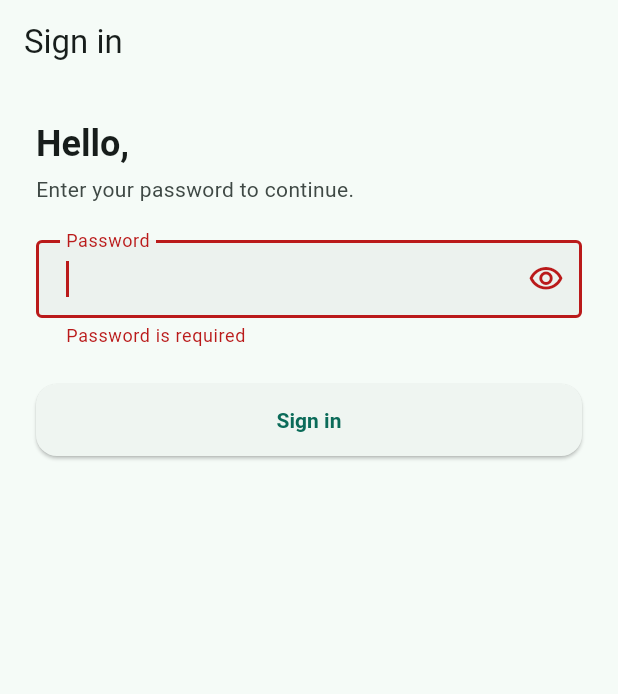
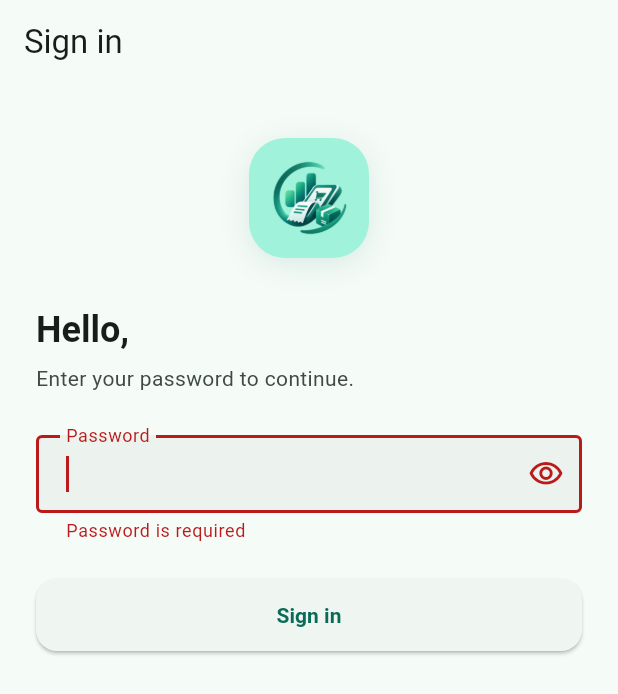
Before and after one commit to matias2032/mini-gestor-offline, a Flutter app: the LoginScreen screen opened by its route, after a tap on "Sign in", on a phone screen of 412 x 824 dp. Shown: the top 694 px of the screen. Run offline on Flutter 3.47's test engine with Material 3 defaults, Android fonts, the phone set to English and light mode, and no system bars; our stand-ins replace shared_preferences, sqflite, sqflite_common_ffi, sqflite_common_ffi_web; missing offline and left inert: bcrypt; accounts and stored records are empty.

Commit message:
frontend actualizado3

```diff
--- a/lib/screens/user/login_screen.dart
+++ b/lib/screens/user/login_screen.dart
@@ -43,18 +43,19 @@ class _LoginScreenState extends State<LoginScreen> {
     if (success) {
       Navigator.of(context).pushReplacementNamed('/dashboard');
     }
-    // On failure, the provider's errorMessage is already shown
-    // automatically below the form (see build()).
   }
 
   @override
   Widget build(BuildContext context) {
     final userProvider = context.watch<UserProvider>();
     final userName = userProvider.user?.name;
+    final theme = Theme.of(context);
+    final colorScheme = theme.colorScheme;
+    final l10n = AppLocalizations.of(context)!;
 
     return Scaffold(
       appBar: AppBar(
-        title: Text(AppLocalizations.of(context)!.signIn),
+        title: Text(l10n.signIn),
         automaticallyImplyLeading: false,
       ),
       body: SafeArea(
@@ -64,25 +65,57 @@ class _LoginScreenState extends State<LoginScreen> {
             key: _formKey,
             child: ListView(
               children: [
+                const SizedBox(height: 12),
+
+                // 🎯 ÍCONE ESTRATÉGICO NO CABEÇALHO
+                Center(
+                  child: Container(
+                    width: 80,
+                    height: 80,
+                    padding: const EdgeInsets.all(12),
+                    decoration: BoxDecoration(
+                      color: colorScheme.primaryContainer,
+                      borderRadius: BorderRadius.circular(24),
+                      boxShadow: [
+                        BoxShadow(
+                          color: colorScheme.primary.withValues(alpha: 0.12),
+                          blurRadius: 16,
+                          offset: const Offset(0, 4),
+                        ),
+                      ],
+                    ),
+                    child: Image.asset(
+                      'assets/icone.png',
+                      fit: BoxFit.contain,
+                    ),
+                  ),
+                ),
+
+                const SizedBox(height: 32),
+
+                // Textos de Boas-vindas
                 Text(
                   userName != null
-      ? AppLocalizations.of(context)!.helloUser(userName)
-      : AppLocalizations.of(context)!.welcomeBack,
-  style: Theme.of(context).textTheme.headlineSmall,
+                      ? l10n.helloUser(userName)
+                      : l10n.welcomeBack,
+                  style: theme.textTheme.headlineSmall?.copyWith(
+                    fontWeight: FontWeight.bold,
                   ),
-                const SizedBox(height: 4),
+                ),
+                const SizedBox(height: 6),
                 Text(
-  AppLocalizations.of(context)!.enterPasswordToContinue,
-  style: TextStyle(color: Theme.of(context).colorScheme.onSurfaceVariant),
+                  l10n.enterPasswordToContinue,
+                  style: TextStyle(color: colorScheme.onSurfaceVariant),
                 ),
-                const SizedBox(height: 24),
+                const SizedBox(height: 28),
 
+                // Campo de Senha
                 TextFormField(
                   controller: _passwordController,
                   obscureText: _obscurePassword,
                   autofocus: true,
                   decoration: InputDecoration(
-                    labelText: AppLocalizations.of(context)!.password,
+                    labelText: l10n.password,
                     border: const OutlineInputBorder(),
                     suffixIcon: IconButton(
                       icon: Icon(
@@ -100,21 +133,23 @@ class _LoginScreenState extends State<LoginScreen> {
                   onFieldSubmitted: (_) => _submit(),
                   validator: (value) {
                     if (value == null || value.isEmpty) {
-                      return AppLocalizations.of(context)!.passwordRequired;
+                      return l10n.passwordRequired;
                     }
                     return null;
                   },
                 ),
                 const SizedBox(height: 24),
 
+                // Mensagem de Erro
                 if (userProvider.errorMessage != null) ...[
                   Text(
                     userProvider.errorMessage!,
-  style: TextStyle(color: Theme.of(context).colorScheme.error),
+                    style: TextStyle(color: colorScheme.error),
                   ),
                   const SizedBox(height: 16),
                 ],
 
+                // Botão Entrar
                 SizedBox(
                   height: 48,
                   child: ElevatedButton(
@@ -125,7 +160,7 @@ class _LoginScreenState extends State<LoginScreen> {
                             width: 20,
                             child: CircularProgressIndicator(strokeWidth: 2),
                           )
-                        : Text(AppLocalizations.of(context)!.signIn),
+                        : Text(l10n.signIn),
                   ),
                 ),
               ],
```
Also changed, not shown: .refact/buddy/state.json, 1 other file. Lines whose indentation alone changed are shown as unchanged.
